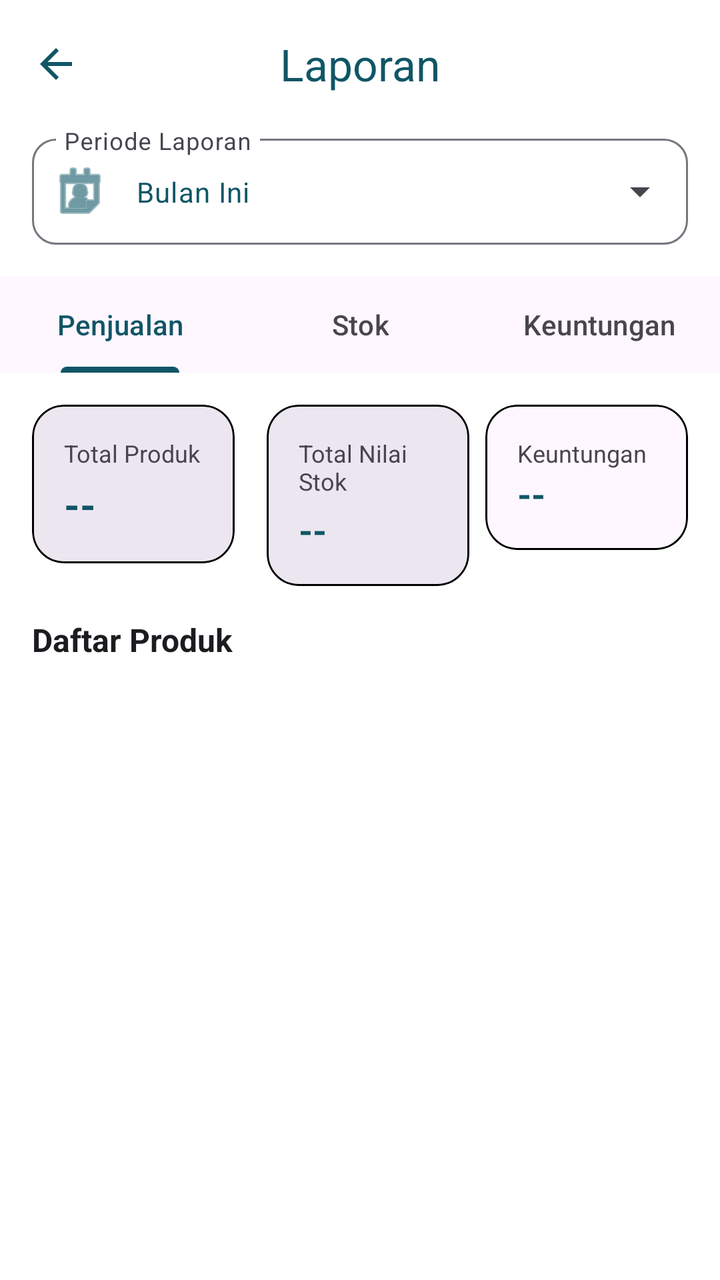
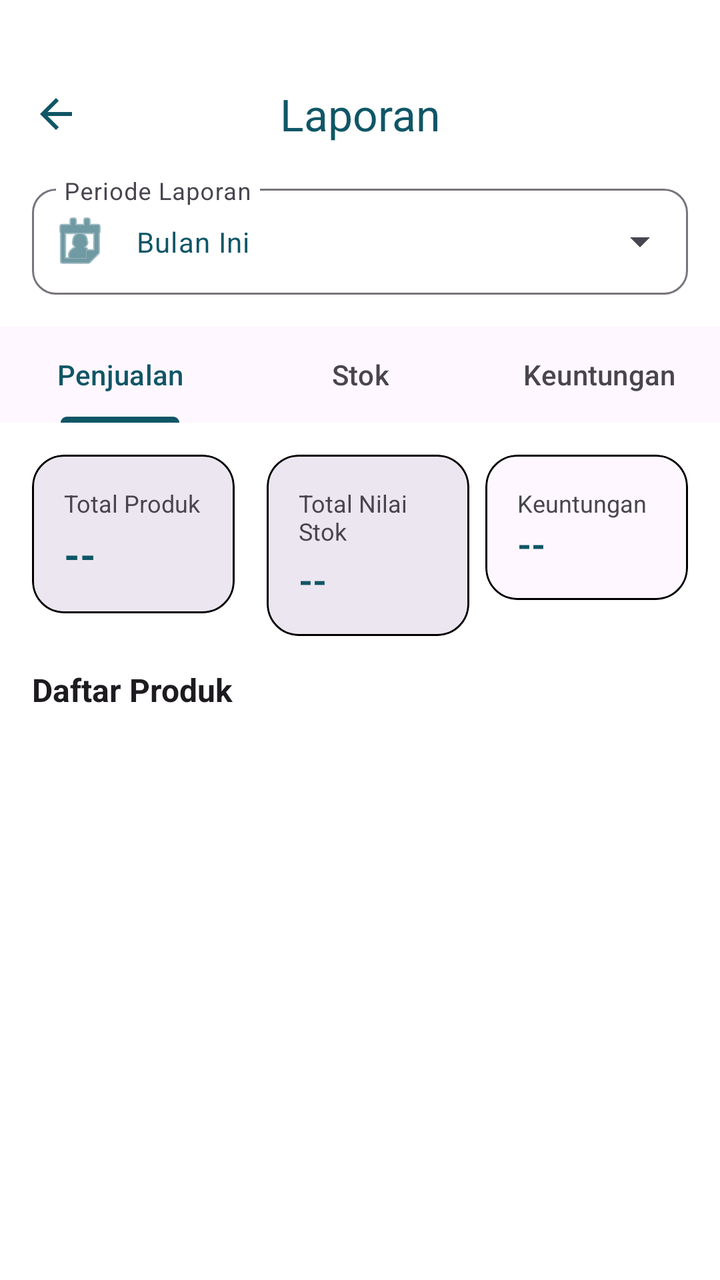

The first picture is an Android layout as it rendered before a commit; the second is the same layout after the commit. The layout source and the unified diff follow.
<!-- AndroidManifest.xml: application theme Theme.Penjualan -->
<!-- res/layout/activity_laporan.xml -->
<?xml version="1.0" encoding="utf-8"?>
<androidx.coordinatorlayout.widget.CoordinatorLayout
    xmlns:android="http://schemas.android.com/apk/res/android"
    xmlns:app="http://schemas.android.com/apk/res-auto"
    xmlns:tools="http://schemas.android.com/tools"
    android:layout_width="match_parent"
    android:layout_height="match_parent"
    android:background="@color/white"
    tools:context=".LaporanActivity">

    
    <com.google.android.material.appbar.AppBarLayout
        android:layout_width="match_parent"
        android:layout_height="wrap_content"
        app:elevation="0dp"
        android:background="@color/white">

        <com.google.android.material.appbar.MaterialToolbar
            android:id="@+id/toolbar"
            android:layout_width="match_parent"
            android:layout_height="?attr/actionBarSize"
            app:title="Laporan"
            app:titleCentered="true"
            app:titleTextColor="@color/teal_deep"
            app:navigationIcon="?homeAsUpIndicator"
            app:navigationIconTint="@color/teal_deep">
        </com.google.android.material.appbar.MaterialToolbar>

        
        <LinearLayout
            android:layout_width="match_parent"
            android:layout_height="wrap_content"
            android:paddingHorizontal="16dp"
            android:paddingBottom="16dp">

            <com.google.android.material.textfield.TextInputLayout
                style="@style/Widget.Material3.TextInputLayout.OutlinedBox.ExposedDropdownMenu"
                android:layout_width="match_parent"
                android:layout_height="wrap_content"
                android:hint="Periode Laporan"
                app:boxCornerRadiusTopStart="12dp"
                app:boxCornerRadiusTopEnd="12dp"
                app:boxCornerRadiusBottomStart="12dp"
                app:boxCornerRadiusBottomEnd="12dp"
                app:startIconDrawable="@android:drawable/ic_menu_my_calendar"
                app:startIconTint="@color/teal_deep">

                <AutoCompleteTextView
                    android:id="@+id/spinner_tanggal"
                    android:layout_width="match_parent"
                    android:layout_height="wrap_content"
                    android:inputType="none"
                    android:text="Bulan Ini"
                    android:textColor="@color/teal_deep"
                    android:textSize="14sp" />
            </com.google.android.material.textfield.TextInputLayout>
        </LinearLayout>

        
        <com.google.android.material.tabs.TabLayout
            android:id="@+id/tabLayout"
            android:layout_width="match_parent"
            android:layout_height="wrap_content"
            app:tabMode="fixed"
            app:tabGravity="fill"
            app:tabIndicatorColor="?attr/colorPrimary"
            app:tabSelectedTextColor="?attr/colorPrimary"
            app:tabTextColor="?attr/colorOnSurfaceVariant"
            android:background="?attr/colorSurface">

            <com.google.android.material.tabs.TabItem
                android:layout_width="wrap_content"
                android:layout_height="wrap_content"
                android:text="Penjualan" />

            <com.google.android.material.tabs.TabItem
                android:layout_width="wrap_content"
                android:layout_height="wrap_content"
                android:text="Stok" />

            <com.google.android.material.tabs.TabItem
                android:layout_width="wrap_content"
                android:layout_height="wrap_content"
                android:text="Keuntungan" />
        </com.google.android.material.tabs.TabLayout>

    </com.google.android.material.appbar.AppBarLayout>

    
    <androidx.core.widget.NestedScrollView
        android:layout_width="match_parent"
        android:layout_height="match_parent"
        app:layout_behavior="@string/appbar_scrolling_view_behavior"
        android:clipToPadding="false"
        android:paddingTop="8dp"
        android:paddingBottom="24dp">

        <LinearLayout
            android:layout_width="match_parent"
            android:layout_height="wrap_content"
            android:orientation="vertical">

            
            <LinearLayout
                android:layout_width="match_parent"
                android:layout_height="wrap_content"
                android:orientation="horizontal"
                android:paddingHorizontal="16dp"
                android:paddingTop="8dp"
                android:paddingBottom="16dp"
                android:baselineAligned="false">

                <com.google.android.material.card.MaterialCardView
                    android:layout_width="0dp"
                    android:layout_height="wrap_content"
                    android:layout_weight="1"
                    android:layout_marginEnd="8dp"
                    app:cardCornerRadius="16dp"
                    app:cardElevation="0dp"
                    app:strokeWidth="1dp"
                    app:strokeColor="#000000"
                    app:cardBackgroundColor="?attr/colorSurfaceContainerHigh">
                    <LinearLayout
                        android:layout_width="match_parent"
                        android:layout_height="wrap_content"
                        android:orientation="vertical"
                        android:padding="16dp">
                        <TextView
                            android:layout_width="wrap_content"
                            android:layout_height="wrap_content"
                            android:text="Total Produk"
                            android:textColor="?attr/colorOnSurfaceVariant"
                            android:textSize="12sp" />
                        <TextView
                            android:id="@+id/tv_total_produk"
                            android:layout_width="wrap_content"
                            android:layout_height="wrap_content"
                            android:layout_marginTop="4dp"
                            android:text="--"
                            android:textColor="@color/teal_deep"
                            android:textSize="20sp"
                            android:textStyle="bold" />
                    </LinearLayout>
                </com.google.android.material.card.MaterialCardView>

                <com.google.android.material.card.MaterialCardView
                    android:layout_width="0dp"
                    android:layout_height="wrap_content"
                    android:layout_weight="1"
                    android:layout_marginStart="8dp"
                    app:cardCornerRadius="16dp"
                    app:cardElevation="0dp"
                    app:strokeWidth="1dp"
                    app:strokeColor="#000000"
                    app:cardBackgroundColor="?attr/colorSurfaceContainerHigh">
                    <LinearLayout
                        android:layout_width="match_parent"
                        android:layout_height="wrap_content"
                        android:orientation="vertical"
                        android:padding="16dp">
                        <TextView
                            android:layout_width="wrap_content"
                            android:layout_height="wrap_content"
                            android:text="Total Nilai Stok"
                            android:textColor="?attr/colorOnSurfaceVariant"
                            android:textSize="12sp" />
                        <TextView
                            android:id="@+id/tv_total_nilai"
                            android:layout_width="wrap_content"
                            android:layout_height="wrap_content"
                            android:layout_marginTop="4dp"
                            android:text="--"
                            android:textColor="@color/teal_deep"
                            android:textSize="18sp"
                            android:textStyle="bold" />
                    </LinearLayout>
                </com.google.android.material.card.MaterialCardView>

                <com.google.android.material.card.MaterialCardView
                    android:layout_width="0dp"
                    android:layout_height="wrap_content"
                    android:layout_weight="1"
                    android:layout_marginStart="8dp"
                    app:cardCornerRadius="16dp"
                    app:strokeWidth="1dp"
                    app:strokeColor="#000000">

                    <LinearLayout
                        android:layout_width="match_parent"
                        android:layout_height="wrap_content"
                        android:orientation="vertical"
                        android:padding="16dp">

                        <TextView
                            android:layout_width="wrap_content"
                            android:layout_height="wrap_content"
                            android:text="Keuntungan"
                            android:textSize="12sp"/>

                        <TextView
                            android:id="@+id/tv_total_keuntungan"
                            android:layout_width="wrap_content"
                            android:layout_height="wrap_content"
                            android:text="--"
                            android:textColor="@color/teal_deep"
                            android:textSize="18sp"
                            android:textStyle="bold"/>
                    </LinearLayout>
                </com.google.android.material.card.MaterialCardView>
            </LinearLayout>

            <TextView
                android:layout_width="match_parent"
                android:layout_height="wrap_content"
                android:layout_marginHorizontal="16dp"
                android:layout_marginBottom="8dp"
                android:text="Daftar Produk"
                android:textColor="?attr/colorOnSurface"
                android:textSize="16sp"
                android:textStyle="bold" />

        </LinearLayout>
    </androidx.core.widget.NestedScrollView>

    
    <FrameLayout
        android:layout_width="match_parent"
        android:layout_height="match_parent"
        android:layout_marginTop="370dp">

        <ProgressBar
            android:id="@+id/view_loading"
            android:layout_width="48dp"
            android:layout_height="48dp"
            android:layout_gravity="top|center_horizontal"
            android:layout_marginTop="24dp"
            android:indeterminateTint="?attr/colorPrimary"
            android:visibility="visible" />

        <LinearLayout
            android:id="@+id/layout_empty"
            android:layout_width="wrap_content"
            android:layout_height="wrap_content"
            android:layout_gravity="top|center_horizontal"
            android:layout_marginTop="24dp"
            android:orientation="vertical"
            android:gravity="center"
            android:visibility="gone">
            <TextView
                android:layout_width="wrap_content"
                android:layout_height="wrap_content"
                android:text="Tidak ada data produk"
                android:textColor="?attr/colorOnSurfaceVariant"
                android:textSize="14sp" />
        </LinearLayout>

        <androidx.recyclerview.widget.RecyclerView
            android:id="@+id/rv_laporan_produk"
            android:layout_width="match_parent"
            android:layout_height="match_parent"
            android:paddingBottom="24dp"
            android:clipToPadding="false"
            android:visibility="gone" />

    </FrameLayout>

</androidx.coordinatorlayout.widget.CoordinatorLayout>
<!-- resources referenced by this layout -->
<resources>
  <color name="teal_deep">#105666</color>
  <color name="white">#FFFFFFFF</color>
  <style name="Theme.Penjualan" parent="Base.Theme.Penjualan" />
  <style name="Base.Theme.Penjualan" parent="Theme.Material3.DayNight.NoActionBar">
          
          <item name="colorPrimary">@color/teal_deep</item>
          <item name="colorOnPrimary">@color/cream</item>
          <item name="colorPrimaryContainer">@color/teal_light</item>
          <item name="colorOnPrimaryContainer">@color/white</item>
  
          <item name="colorSecondary">@color/teal_light</item>
          <item name="colorOnSecondary">@color/white</item>
  
          <item name="android:windowBackground">@color/white</item>
          <item name="android:statusBarColor">@color/teal_deep</item>
      </style>
  <color name="cream">#F7F4D5</color>
  <color name="teal_light">#1A7D91</color>
</resources>

<!-- the commit's change to res/layout/activity_laporan.xml (unified diff, before → after) -->
@@ -13,6 +13,7 @@
         android:layout_width="match_parent"
         android:layout_height="wrap_content"
         app:elevation="0dp"
+        android:paddingTop="25dp"
         android:background="@color/white">
 
         <com.google.android.material.appbar.MaterialToolbar
